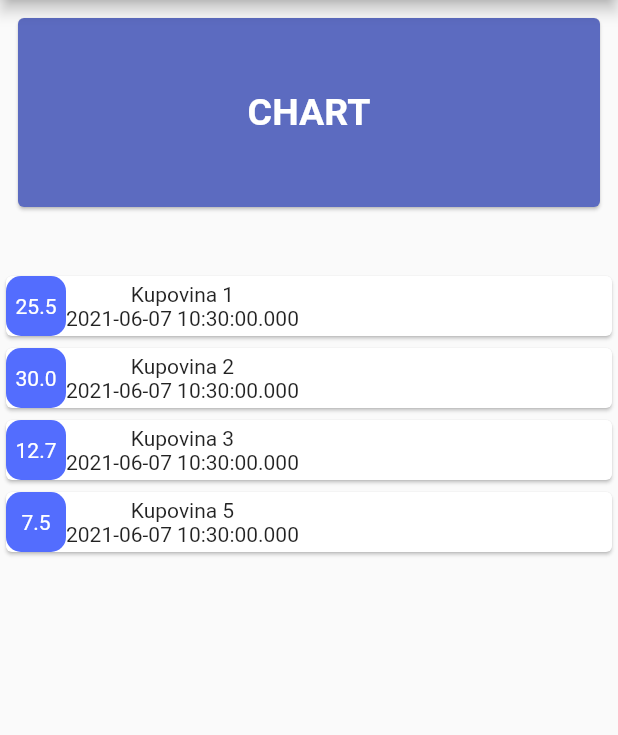
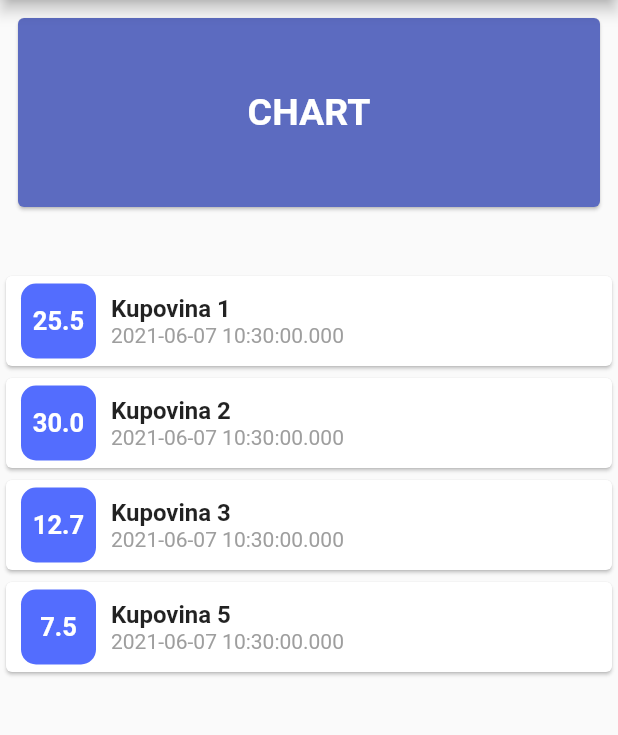
Before and after one commit to azemavdic/private_expanse_app, a Flutter app: the screen it shows after launch, on a phone screen of 412 x 824 dp, the part 84-819 px from its top. Run offline on Flutter 3.47's test engine with Material 2 defaults, Android fonts, the phone set to English and light mode, and no system bars.

Commit message:
styling list

```diff
--- a/lib/main.dart
+++ b/lib/main.dart
@@ -86,21 +86,39 @@ class MyHomePage extends StatelessWidget {
                         borderRadius: BorderRadius.circular(10),
                         color: Colors.indigoAccent,
                       ),
-                      width: 40.0,
-                      height: 40.0,
+                      margin: EdgeInsets.symmetric(
+                        horizontal: 10.0,
+                        vertical: 5.0,
+                      ),
+                      width: 50.0,
+                      height: 50.0,
                       child: Center(
                         child: Text(
                           tx.amount.toString(),
                           style: TextStyle(
                             color: Colors.white,
+                            fontWeight: FontWeight.bold,
+                            fontSize: 17.0,
                           ),
                         ),
                       ),
                     ),
                     Column(
+                      crossAxisAlignment: CrossAxisAlignment.start,
                       children: [
-                        Text(tx.title),
-                        Text(tx.date.toString()),
+                        Text(
+                          tx.title,
+                          style: TextStyle(
+                            fontSize: 16.0,
+                            fontWeight: FontWeight.bold,
+                          ),
+                        ),
+                        Text(
+                          tx.date.toString(),
+                          style: TextStyle(
+                            color: Colors.grey,
+                          ),
+                        ),
                       ],
                     ),
                   ],
```
